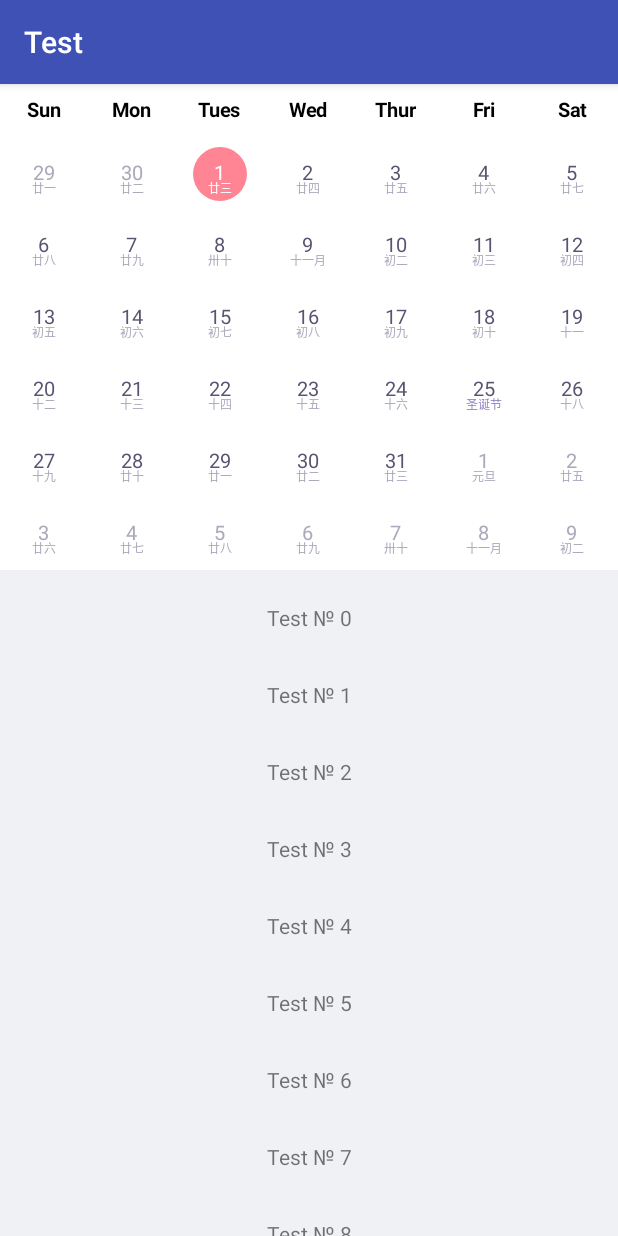
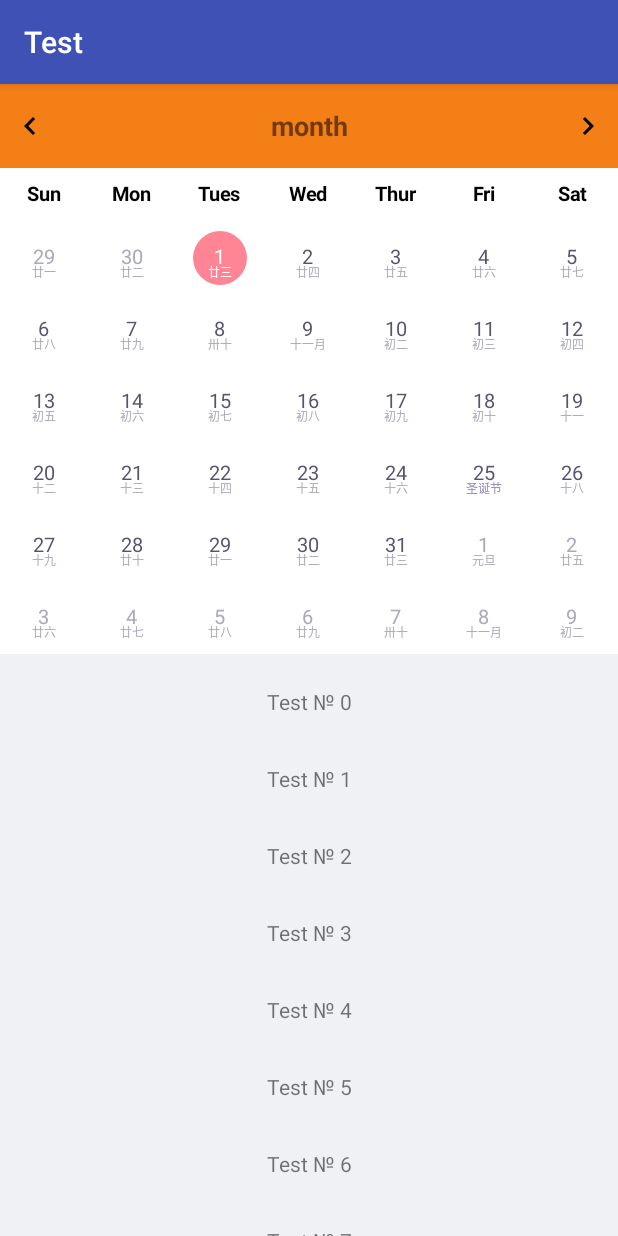
Before and after one commit to TwinsOd/Calendar, an Android app: the fragment CalendarFragment placed in its activity, on a phone screen of 412 x 824 dp. Run offline under Robolectric (Android 15) with nearby library versions, the phone set to English and light mode, and no system bars.

Commit message:
add month line

```diff
--- a/app/src/main/java/od/twins/test/CalendarFragment.java
+++ b/app/src/main/java/od/twins/test/CalendarFragment.java
@@ -11,6 +11,7 @@ import android.view.LayoutInflater;
 import android.view.View;
 import android.view.ViewGroup;
 import android.widget.RelativeLayout;
+import android.widget.TextView;
 import android.widget.Toast;
 
 import com.jeek.calendar.widget.calendar.OnCalendarClickListener;
@@ -32,7 +33,8 @@ public class CalendarFragment extends BaseFragment implements OnCalendarClickLis
     private ScheduleAdapter mScheduleAdapter;
     private RelativeLayout rLNoTask;
     private int mCurrentSelectYear, mCurrentSelectMonth, mCurrentSelectDay;
-
+    private TextView monthView;
+    private String[] mMonthText;
 
     public CalendarFragment() {
         // Required empty public constructor
@@ -59,6 +61,9 @@ public class CalendarFragment extends BaseFragment implements OnCalendarClickLis
 //        searchViewById(R.id.ibMainOk).setOnClickListener(this);
         initScheduleList();
 //        initBottomInputBar();
+        monthView = searchViewById(R.id.month_view);
+        mMonthText = getResources().getStringArray(R.array.calendar_month);
+
     }
 
     private void initScheduleList() {
@@ -100,7 +105,7 @@ public class CalendarFragment extends BaseFragment implements OnCalendarClickLis
     @Override
     public void onClickDate(int year, int month, int day) {
 //        Toast.makeText(mActivity, "onClickDate: Day is " + day, Toast.LENGTH_SHORT).show();
-//        setCurrentSelectDate(year, month, day);
+        setCurrentSelectDate(year, month, day);
 //        resetScheduleList();
     }
 
@@ -113,6 +118,7 @@ public class CalendarFragment extends BaseFragment implements OnCalendarClickLis
         mCurrentSelectYear = year;
         mCurrentSelectMonth = month;
         mCurrentSelectDay = day;
+        monthView.setText(mMonthText[month]);
 //        if (mActivity instanceof MainActivity) {
 //            ((MainActivity) mActivity).resetMainTitleDate(year, month, day);
 //        }
--- /dev/null
+++ b/app/src/main/res/drawable/ic_chevron_left.xml
@@ -0,0 +1,9 @@
+<vector xmlns:android="http://schemas.android.com/apk/res/android"
+        android:width="24dp"
+        android:height="24dp"
+        android:viewportWidth="24.0"
+        android:viewportHeight="24.0">
+    <path
+        android:fillColor="#FF000000"
+        android:pathData="M15.41,7.41L14,6l-6,6 6,6 1.41,-1.41L10.83,12z"/>
+</vector>
--- /dev/null
+++ b/app/src/main/res/drawable/ic_chevron_right.xml
@@ -0,0 +1,9 @@
+<vector xmlns:android="http://schemas.android.com/apk/res/android"
+        android:width="24dp"
+        android:height="24dp"
+        android:viewportWidth="24.0"
+        android:viewportHeight="24.0">
+    <path
+        android:fillColor="#FF000000"
+        android:pathData="M10,6L8.59,7.41 13.17,12l-4.58,4.59L10,18l6,-6z"/>
+</vector>
--- a/app/src/main/res/layout/activity_main.xml
+++ b/app/src/main/res/layout/activity_main.xml
@@ -10,7 +10,7 @@
         android:id="@+id/text_view"
         android:layout_width="wrap_content"
         android:layout_height="wrap_content"
-        android:text="Go calendar"
+        android:text="go to calendar"
         app:layout_constraintBottom_toBottomOf="parent"
         app:layout_constraintLeft_toLeftOf="parent"
         app:layout_constraintRight_toRightOf="parent"
--- a/app/src/main/res/layout/fragment_calendar.xml
+++ b/app/src/main/res/layout/fragment_calendar.xml
@@ -6,6 +6,38 @@
     android:layout_height="match_parent"
     android:orientation="vertical"
     tools:context=".CalendarFragment">
+
+    <LinearLayout
+        android:layout_width="match_parent"
+        android:layout_height="56dp"
+        android:background="#f57f17"
+        android:orientation="horizontal">
+
+        <ImageView
+            android:layout_width="wrap_content"
+            android:layout_height="wrap_content"
+            android:src="@drawable/ic_chevron_left"
+            android:layout_gravity="center_vertical"
+            android:layout_margin="8dp"/>
+
+        <TextView
+            android:id="@+id/month_view"
+            android:layout_width="0dp"
+            android:layout_height="match_parent"
+            android:text="month"
+            android:textSize="18sp"
+            android:textStyle="bold"
+            android:layout_weight="1"
+            android:gravity="center"/>
+
+        <ImageView
+            android:layout_width="wrap_content"
+            android:layout_height="wrap_content"
+            android:src="@drawable/ic_chevron_right"
+            android:layout_gravity="center_vertical"
+            android:layout_margin="8dp"/>
+
+    </LinearLayout>
 
     <com.jeek.calendar.widget.calendar.WeekBarView
         android:layout_width="match_parent"
--- a/app/src/main/res/values/strings.xml
+++ b/app/src/main/res/values/strings.xml
@@ -3,4 +3,19 @@
 
     <!-- TODO: Remove or change this placeholder text -->
     <string name="hello_blank_fragment">Hello blank fragment</string>
+
+    <string-array name="calendar_month">
+        <item>January</item>
+        <item>February</item>
+        <item>March</item>
+        <item>April</item>
+        <item>May</item>
+        <item>June</item>
+        <item>July</item>
+        <item>August</item>
+        <item>September</item>
+        <item>October</item>
+        <item>November</item>
+        <item>December</item>
+    </string-array>
 </resources>
```
